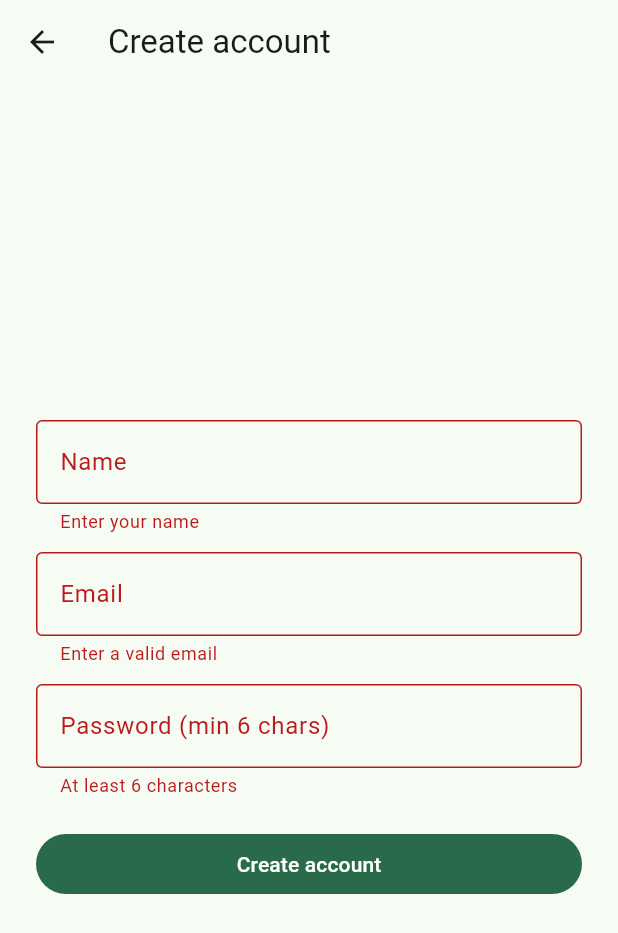
After one commit to spiroskafk/mle-pickup, a Flutter app: the RegisterScreen screen opened directly, after a tap on "Create account", on a phone screen of 412 x 824 dp. The commit adds this screen. Shown: the top 933 px of the screen. Run offline on Flutter 3.47's test engine with Material 3 defaults, Android fonts, the phone set to English and light mode, and no system bars; our stand-ins replace cloud_firestore, cloud_functions, firebase_auth, firebase_core, google_maps_flutter, google_sign_in; accounts and stored records are empty.

Commit message:
Add register screen and map-less venue fallback for web
- RegisterScreen: email/password signup wired into SignInScreen via a
  'Create an account' link. Needed to onboard users (sign-in alone couldn't
  create accounts).
- VenuePickerScreen: on web (no Maps key in index.html yet) fall back to a
  manual name + coordinates form so create-match isn't blocked on Maps setup;
  native still uses the interactive map picker.

Verified end-to-end against the Firebase Emulator Suite: register -> auth ->
createMatch Cloud Function -> Firestore write, with security rules active
(organizer auto-added to playerIds server-side; direct client writes denied).

```diff
--- /dev/null
+++ b/lib/screens/register_screen.dart
@@ -0,0 +1,131 @@
+import 'package:firebase_auth/firebase_auth.dart';
+import 'package:flutter/material.dart';
+import 'package:provider/provider.dart';
+
+import '../services/auth_service.dart';
+
+/// Email/password registration. On success the AuthGate reacts to the auth
+/// state change and routes to Home.
+class RegisterScreen extends StatefulWidget {
+  const RegisterScreen({super.key});
+
+  @override
+  State<RegisterScreen> createState() => _RegisterScreenState();
+}
+
+class _RegisterScreenState extends State<RegisterScreen> {
+  final _formKey = GlobalKey<FormState>();
+  final _nameController = TextEditingController();
+  final _emailController = TextEditingController();
+  final _passwordController = TextEditingController();
+  bool _busy = false;
+  String? _error;
+
+  @override
+  void dispose() {
+    _nameController.dispose();
+    _emailController.dispose();
+    _passwordController.dispose();
+    super.dispose();
+  }
+
+  Future<void> _register() async {
+    if (!_formKey.currentState!.validate()) return;
+    setState(() {
+      _busy = true;
+      _error = null;
+    });
+    try {
+      await context.read<AuthService>().registerWithEmail(
+            _emailController.text,
+            _passwordController.text,
+            _nameController.text.trim(),
+          );
+      if (mounted) Navigator.of(context).pop(); // AuthGate takes over
+    } on FirebaseAuthException catch (e) {
+      setState(() => _error = e.message ?? 'Registration failed.');
+    } catch (_) {
+      setState(() => _error = 'Something went wrong. Try again.');
+    } finally {
+      if (mounted) setState(() => _busy = false);
+    }
+  }
+
+  @override
+  Widget build(BuildContext context) {
+    return Scaffold(
+      appBar: AppBar(title: const Text('Create account')),
+      body: SafeArea(
+        child: Center(
+          child: SingleChildScrollView(
+            padding: const EdgeInsets.all(24),
+            child: ConstrainedBox(
+              constraints: const BoxConstraints(maxWidth: 400),
+              child: Form(
+                key: _formKey,
+                child: Column(
+                  mainAxisSize: MainAxisSize.min,
+                  crossAxisAlignment: CrossAxisAlignment.stretch,
+                  children: [
+                    TextFormField(
+                      controller: _nameController,
+                      textCapitalization: TextCapitalization.words,
+                      decoration: const InputDecoration(
+                        labelText: 'Name',
+                        border: OutlineInputBorder(),
+                      ),
+                      validator: (v) => (v == null || v.trim().isEmpty)
+                          ? 'Enter your name'
+                          : null,
+                    ),
+                    const SizedBox(height: 12),
+                    TextFormField(
+                      controller: _emailController,
+                      keyboardType: TextInputType.emailAddress,
+                      decoration: const InputDecoration(
+                        labelText: 'Email',
+                        border: OutlineInputBorder(),
+                      ),
+                      validator: (v) => (v == null || !v.contains('@'))
+                          ? 'Enter a valid email'
+                          : null,
+                    ),
+                    const SizedBox(height: 12),
+                    TextFormField(
+                      controller: _passwordController,
+                      obscureText: true,
+                      decoration: const InputDecoration(
+                        labelText: 'Password (min 6 chars)',
+                        border: OutlineInputBorder(),
+                      ),
+                      validator: (v) => (v == null || v.length < 6)
+                          ? 'At least 6 characters'
+                          : null,
+                    ),
+                    if (_error != null) ...[
+                      const SizedBox(height: 12),
+                      Text(_error!,
+                          style: TextStyle(
+                              color: Theme.of(context).colorScheme.error)),
+                    ],
+                    const SizedBox(height: 20),
+                    FilledButton(
+                      onPressed: _busy ? null : _register,
+                      child: _busy
+                          ? const SizedBox(
+                              height: 20,
+                              width: 20,
+                              child:
+                                  CircularProgressIndicator(strokeWidth: 2))
+                          : const Text('Create account'),
+                    ),
+                  ],
+                ),
+              ),
+            ),
+          ),
+        ),
+      ),
+    );
+  }
+}
```
Also changed, not shown: lib/screens/sign_in_screen.dart (+11 -0 lines), lib/screens/venue_picker_screen.dart (+136 -9 lines), 2 other files.
